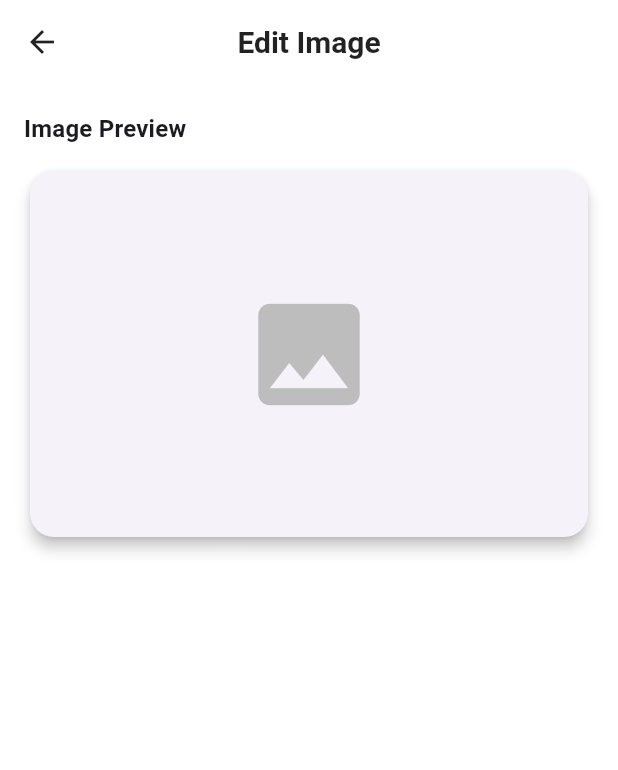
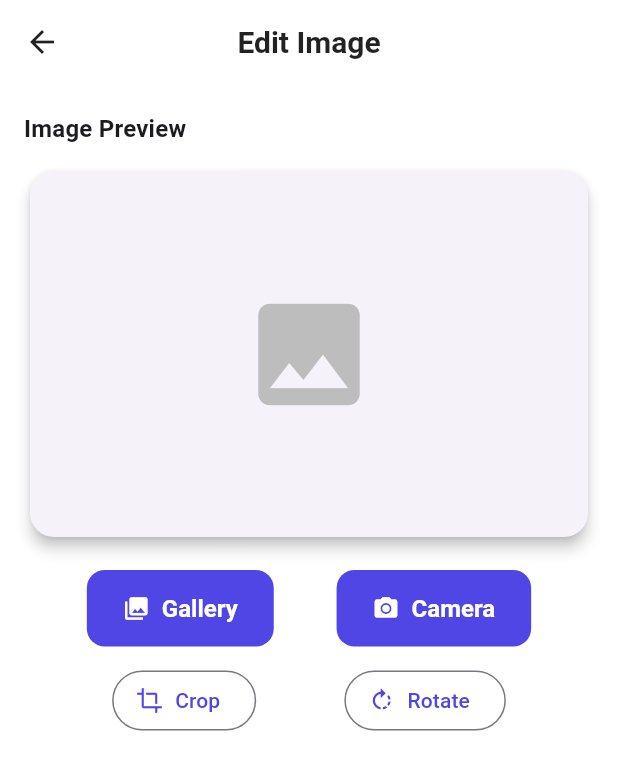
Before and after one commit to phebesfev/Mobile-app-project, a Flutter app: the EditImagePage screen opened directly, on a phone screen of 412 x 824 dp. Shown: the top 770 px of the screen. Run offline on Flutter 3.47's test engine with Material 3 defaults, Android fonts, the phone set to English and light mode, and no system bars; our stand-ins replace cloud_firestore, firebase_auth, firebase_core, firebase_storage, image_cropper, image_picker; accounts and stored records are empty; Roboto replaces fonts that are missing (Poppins).

Commit message:
feat: add image pick, crop, and rotate methods

```diff
--- a/app/lib/screens/scan/edit_image_page.dart
+++ b/app/lib/screens/scan/edit_image_page.dart
@@ -1,5 +1,7 @@
 import 'package:flutter/material.dart';
 import 'dart:io';
+import 'package:image_picker/image_picker.dart';
+import 'package:image_cropper/image_cropper.dart';
 import '../../services/storage_service.dart';
 
 class EditImagePage extends StatefulWidget {
@@ -16,6 +18,44 @@ class _EditImagePageState extends State<EditImagePage> {
   bool _isLoading = false;
   String? _errorMessage;
   final StorageService _storageService = StorageService();
+
+  Future<void> _pickImage(ImageSource source) async {
+    final picked = await ImagePicker().pickImage(source: source);
+    if (picked != null) {
+      setState(() {
+        _imageFile = File(picked.path);
+      });
+    }
+  }
+
+  Future<void> _cropImage() async {
+    if (_imageFile == null) return;
+    final imageCropper = ImageCropper();
+    final cropped = await imageCropper.cropImage(
+      sourcePath: _imageFile!.path,
+      uiSettings: [
+        AndroidUiSettings(
+          toolbarTitle: 'Crop Image',
+          toolbarColor: Theme.of(context).colorScheme.primary,
+          toolbarWidgetColor: Colors.white,
+          initAspectRatio: CropAspectRatioPreset.original,
+          lockAspectRatio: false,
+        ),
+        IOSUiSettings(title: 'Crop Image'),
+      ],
+    );
+    if (cropped != null) {
+      setState(() {
+        _imageFile = File(cropped.path);
+      });
+    }
+  }
+
+  Future<void> _rotateImage() async {
+    ScaffoldMessenger.of(context).showSnackBar(
+      SnackBar(content: Text('Image rotation is not supported yet.')),
+    );
+  }
 
   @override
   Widget build(BuildContext context) {
@@ -42,7 +82,21 @@ class _EditImagePageState extends State<EditImagePage> {
                 padding: const EdgeInsets.all(12),
                 child: SizedBox(
                   height: 220,
-                  child: widget.image != null
+                  child: _imageFile != null
+                      ? ClipRRect(
+                          borderRadius: BorderRadius.circular(14),
+                          child: ColorFiltered(
+                            colorFilter: ColorFilter.matrix(
+                              _brightnessMatrix(_brightness),
+                            ),
+                            child: Image.file(
+                              _imageFile!,
+                              fit: BoxFit.contain,
+                              width: double.infinity,
+                            ),
+                          ),
+                        )
+                      : widget.image != null
                       ? ClipRRect(
                           borderRadius: BorderRadius.circular(14),
                           child: ColorFiltered(
@@ -65,6 +119,38 @@ class _EditImagePageState extends State<EditImagePage> {
                         ),
                 ),
               ),
+            ),
+            const SizedBox(height: 18),
+            Row(
+              mainAxisAlignment: MainAxisAlignment.spaceEvenly,
+              children: [
+                ElevatedButton.icon(
+                  onPressed: () => _pickImage(ImageSource.gallery),
+                  icon: const Icon(Icons.photo_library),
+                  label: const Text('Gallery'),
+                ),
+                ElevatedButton.icon(
+                  onPressed: () => _pickImage(ImageSource.camera),
+                  icon: const Icon(Icons.camera_alt),
+                  label: const Text('Camera'),
+                ),
+              ],
+            ),
+            const SizedBox(height: 12),
+            Row(
+              mainAxisAlignment: MainAxisAlignment.spaceEvenly,
+              children: [
+                OutlinedButton.icon(
+                  onPressed: _cropImage,
+                  icon: const Icon(Icons.crop),
+                  label: const Text('Crop'),
+                ),
+                OutlinedButton.icon(
+                  onPressed: _rotateImage,
+                  icon: const Icon(Icons.rotate_right),
+                  label: const Text('Rotate'),
+                ),
+              ],
             ),
           ],
         ),
```
